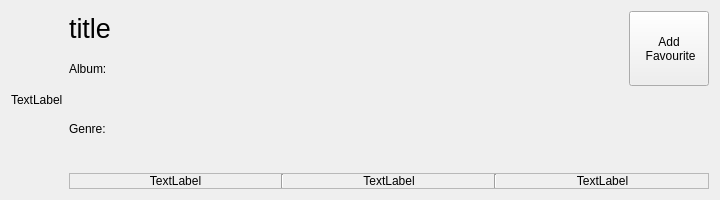
First picture: the form in ClipFlix/music_scroll.ui, repository andralves717/IHC_Clipflix, before the edit.
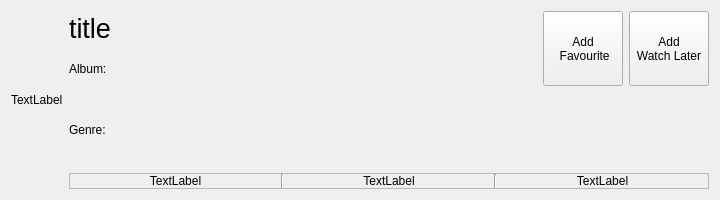
Second picture: the form after the edit.

Commit message: Watch Later added

The edit to the form file:
```diff
--- a/ClipFlix/music_scroll.ui
+++ b/ClipFlix/music_scroll.ui
@@ -59,7 +59,7 @@
               <string>&lt;html&gt;&lt;head/&gt;&lt;body&gt;&lt;p&gt;&lt;span style=&quot; font-size:20pt;&quot;&gt;title&lt;/span&gt;&lt;/p&gt;&lt;/body&gt;&lt;/html&gt;</string>
              </property>
              <property name="textInteractionFlags">
-              <set>Qt::LinksAccessibleByMouse|Qt::TextSelectableByMouse</set>
+              <set>Qt::LinksAccessibleByMouse</set>
              </property>
             </widget>
            </item>
@@ -69,7 +69,7 @@
               <string>Album:</string>
              </property>
              <property name="textInteractionFlags">
-              <set>Qt::LinksAccessibleByMouse|Qt::TextSelectableByMouse</set>
+              <set>Qt::LinksAccessibleByMouse</set>
              </property>
             </widget>
            </item>
@@ -89,6 +89,20 @@
            </property>
           </widget>
          </item>
+         <item>
+          <widget class="QPushButton" name="addWL">
+           <property name="sizePolicy">
+            <sizepolicy hsizetype="Maximum" vsizetype="Minimum">
+             <horstretch>0</horstretch>
+             <verstretch>0</verstretch>
+            </sizepolicy>
+           </property>
+           <property name="text">
+            <string>Add
+Watch Later</string>
+           </property>
+          </widget>
+         </item>
         </layout>
        </item>
        <item>
@@ -97,7 +111,7 @@
           <string>Genre:</string>
          </property>
          <property name="textInteractionFlags">
-          <set>Qt::LinksAccessibleByMouse|Qt::TextSelectableByMouse</set>
+          <set>Qt::LinksAccessibleByMouse</set>
          </property>
         </widget>
        </item>
@@ -142,7 +156,7 @@
                <set>Qt::AlignCenter</set>
               </property>
               <property name="textInteractionFlags">
-               <set>Qt::LinksAccessibleByMouse|Qt::TextSelectableByMouse</set>
+               <set>Qt::LinksAccessibleByMouse</set>
               </property>
              </widget>
             </item>
@@ -161,6 +175,9 @@
               <property name="alignment">
                <set>Qt::AlignCenter</set>
               </property>
+              <property name="textInteractionFlags">
+               <set>Qt::LinksAccessibleByMouse</set>
+              </property>
              </widget>
             </item>
             <item>
@@ -179,7 +196,7 @@
                <set>Qt::AlignCenter</set>
               </property>
               <property name="textInteractionFlags">
-               <set>Qt::LinksAccessibleByMouse|Qt::TextSelectableByMouse</set>
+               <set>Qt::LinksAccessibleByMouse</set>
               </property>
              </widget>
             </item>
```
The commit also changes 28 other files.
